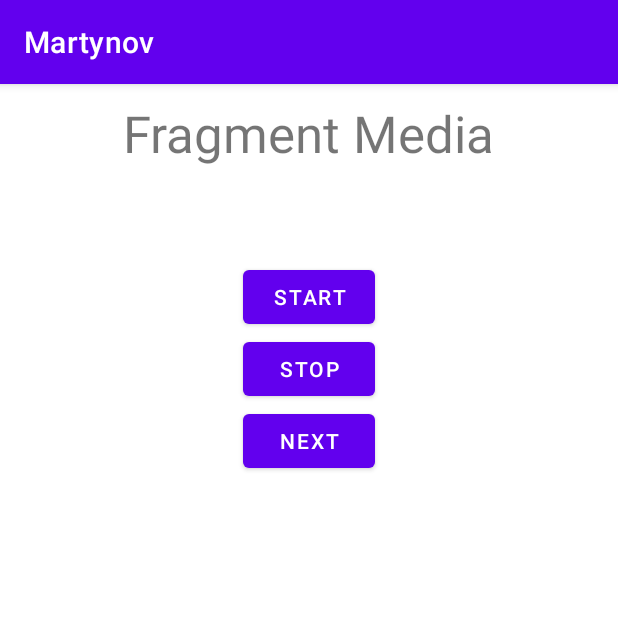
After one commit to SkyM1nd/Microloans, an Android app: the fragment FragmentB placed in its activity, on a phone screen of 412 x 824 dp, the top half of it. The commit adds this screen. Run offline under Robolectric (Android 15) with nearby library versions, the phone set to English and light mode, and no system bars.

Commit message:
Mandatory and service

```diff
--- a/app/src/main/AndroidManifest.xml
+++ b/app/src/main/AndroidManifest.xml
@@ -18,6 +18,7 @@
                 <category android:name="android.intent.category.LAUNCHER" />
             </intent-filter>
         </activity>
+        <service android:name=".MediaBroadcastService" />
     </application>
 
 </manifest>
--- /dev/null
+++ b/app/src/main/java/com/example/martynov/FragmentA.kt
@@ -0,0 +1,45 @@
+package com.example.martynov
+
+import android.os.Bundle
+import android.view.View
+import android.widget.Button
+import androidx.activity.OnBackPressedCallback
+import androidx.fragment.app.Fragment
+import androidx.fragment.app.FragmentManager
+
+class FragmentA : Fragment(R.layout.fragment_a) {
+
+    companion object {
+
+        fun newInstance(): FragmentA =
+            FragmentA().apply { }
+
+    }
+
+    override fun onViewCreated(view: View, savedInstanceState: Bundle?) {
+        super.onViewCreated(view, savedInstanceState)
+
+        val replaceButton = view.findViewById<Button>(R.id.replaceButtonFragmentA)
+        val fragmentManager = activity?.supportFragmentManager
+        replaceButton.setOnClickListener { replaceFragment(fragmentManager!!) }
+
+        activity?.onBackPressedDispatcher?.addCallback(
+            viewLifecycleOwner,
+            object : OnBackPressedCallback(true) {
+                override fun handleOnBackPressed() {
+                    activity?.finishAndRemoveTask()
+                }
+            })
+    }
+
+    private fun replaceFragment(fragmentManager: FragmentManager) {
+        val transactionName = "ReplaceA"
+        val fragment = FragmentB.newInstance()
+
+        fragmentManager.beginTransaction()
+            .replace(R.id.fragmentContainer, fragment)
+            .addToBackStack(transactionName)
+            .commit()
+    }
+
+}
--- /dev/null
+++ b/app/src/main/java/com/example/martynov/FragmentB.kt
@@ -0,0 +1,68 @@
+package com.example.martynov
+
+import android.content.BroadcastReceiver
+import android.content.Context
+import android.content.Intent
+import android.content.IntentFilter
+import android.os.Bundle
+import android.view.View
+import android.widget.Button
+import android.widget.TextView
+import androidx.fragment.app.Fragment
+import androidx.fragment.app.FragmentManager
+import androidx.localbroadcastmanager.content.LocalBroadcastManager
+
+
+class FragmentB : Fragment(R.layout.fragment_b) {
+    companion object {
+
+        fun newInstance(): FragmentB =
+            FragmentB().apply { }
+
+    }
+
+    override fun onViewCreated(view: View, savedInstanceState: Bundle?) {
+        super.onViewCreated(view, savedInstanceState)
+
+        LocalBroadcastManager.getInstance(view.context).registerReceiver(
+            object : BroadcastReceiver() {
+                override fun onReceive(context: Context, intent: Intent) {
+                    val nameSong =
+                        intent.getStringExtra(MediaBroadcastService.EXTRA_NAME)
+                    view.findViewById<TextView>(R.id.NameSongTextView).text = nameSong
+                }
+            }, IntentFilter(MediaBroadcastService.ACTION_MEDIA_BROADCAST)
+        )
+
+        view.findViewById<TextView>(R.id.NameSongTextView).text = MediaBroadcastService.nameSong
+
+        val replaceButton = view.findViewById<Button>(R.id.replaceButtonFragmentMedia)
+        val startButton = view.findViewById<Button>(R.id.startButtonFragmentMedia)
+        val stopButton = view.findViewById<Button>(R.id.stopButtonFragmentMedia)
+        val fragmentManager = activity?.supportFragmentManager
+
+        replaceButton.setOnClickListener { replaceFragment(fragmentManager!!) }
+        startButton.setOnClickListener { startService(view.context) }
+        stopButton.setOnClickListener { stopService(view.context) }
+    }
+
+    private fun replaceFragment(fragmentManager: FragmentManager) {
+        val transactionName = "ReplaceB"
+        val fragment = FragmentC.newInstance()
+
+        fragmentManager.beginTransaction()
+
+            .replace(R.id.fragmentContainer, fragment)
+            .addToBackStack(transactionName)
+            .commit()
+    }
+
+    private fun startService(context: Context) {
+        activity?.startService(Intent(context, MediaBroadcastService::class.java))
+    }
+
+    private fun stopService(context: Context) {
+        activity?.stopService(Intent(context, MediaBroadcastService::class.java))
+    }
+
+}
--- a/app/src/main/java/com/example/martynov/MainActivity.kt
+++ b/app/src/main/java/com/example/martynov/MainActivity.kt
@@ -1,11 +1,22 @@
 package com.example.martynov
 
+import android.os.Bundle
 import androidx.appcompat.app.AppCompatActivity
-import android.os.Bundle
 
 class MainActivity : AppCompatActivity() {
     override fun onCreate(savedInstanceState: Bundle?) {
         super.onCreate(savedInstanceState)
         setContentView(R.layout.activity_main)
+
+        val transactionName = "Add Fragment A"
+        val fragment = FragmentA.newInstance()
+
+        if (savedInstanceState == null) {
+            supportFragmentManager.beginTransaction()
+                .add(R.id.fragmentContainer, fragment, "Fragment A")
+                .addToBackStack(transactionName)
+                .commit()
+        }
     }
+
 }
--- /dev/null
+++ b/app/src/main/res/layout/fragment_b.xml
@@ -0,0 +1,50 @@
+<?xml version="1.0" encoding="utf-8"?>
+<LinearLayout xmlns:android="http://schemas.android.com/apk/res/android"
+    android:layout_width="match_parent"
+    android:layout_height="match_parent"
+    android:gravity="center_horizontal"
+    android:orientation="vertical">
+
+    <TextView
+        android:id="@+id/FragmentMediaTextView"
+        android:layout_width="wrap_content"
+        android:layout_height="wrap_content"
+        android:layout_margin="10sp"
+        android:text="@string/fragment_media"
+        android:textSize="@dimen/fragment_name_text_size" />
+
+    <TextView
+        android:id="@+id/NameSongTextView"
+        android:layout_width="wrap_content"
+        android:layout_height="wrap_content"
+        android:layout_margin="10sp"
+        android:text=""
+        android:textSize="24sp" />
+
+    <Button
+        android:id="@+id/startButtonFragmentMedia"
+        android:layout_width="wrap_content"
+        android:layout_height="wrap_content"
+        android:text="@string/start" />
+
+    <Button
+        android:id="@+id/stopButtonFragmentMedia"
+        android:layout_width="wrap_content"
+        android:layout_height="wrap_content"
+        android:text="@string/stop" />
+
+    <Button
+        android:id="@+id/replaceButtonFragmentMedia"
+        android:layout_width="wrap_content"
+        android:layout_height="wrap_content"
+        android:text="@string/next" />
+
+    <TextView
+        android:id="@+id/ResultContentTextView"
+        android:layout_width="wrap_content"
+        android:layout_height="wrap_content"
+        android:layout_margin="10sp"
+        android:text=""
+        android:textSize="24sp" />
+
+</LinearLayout>
--- /dev/null
+++ b/app/src/main/res/values/dimens.xml
@@ -0,0 +1,4 @@
+<?xml version="1.0" encoding="utf-8"?>
+<resources>
+    <dimen name="fragment_name_text_size">34sp</dimen>
+</resources>
--- a/app/src/main/res/values/strings.xml
+++ b/app/src/main/res/values/strings.xml
@@ -1,3 +1,9 @@
 <resources>
     <string name="app_name">Martynov</string>
+    <string name="next">Next</string>
+    <string name="fragment_media">Fragment Media</string>
+    <string name="start">Start</string>
+    <string name="stop">Stop</string>
+    <string name="fragment_a">Fragment A</string>
+    <string name="fragment_c">Fragment C</string>
 </resources>
--- a/settings.gradle
+++ b/settings.gradle
@@ -6,7 +6,7 @@ pluginManagement {
     }
 }
 dependencyResolutionManagement {
-    repositoriesMode.set(RepositoriesMode.FAIL_ON_PROJECT_REPOS)
+    repositoriesMode.set(RepositoriesMode.PREFER_SETTINGS)
     repositories {
         google()
         mavenCentral()
```
Also changed, not shown: app/build.gradle (+8 -0 lines), app/src/main/java/com/example/martynov/FragmentC.kt (added, +148 -0 lines), app/src/main/java/com/example/martynov/MediaBroadcastService.kt (added, +56 -0 lines), app/src/main/res/layout/activity_main.xml (+3 -14 lines), app/src/main/res/layout/fragment_a.xml (added, +21 -0 lines), app/src/main/res/layout/fragment_c.xml (added, +41 -0 lines), build.gradle (+9 -0 lines), 1 other file.
